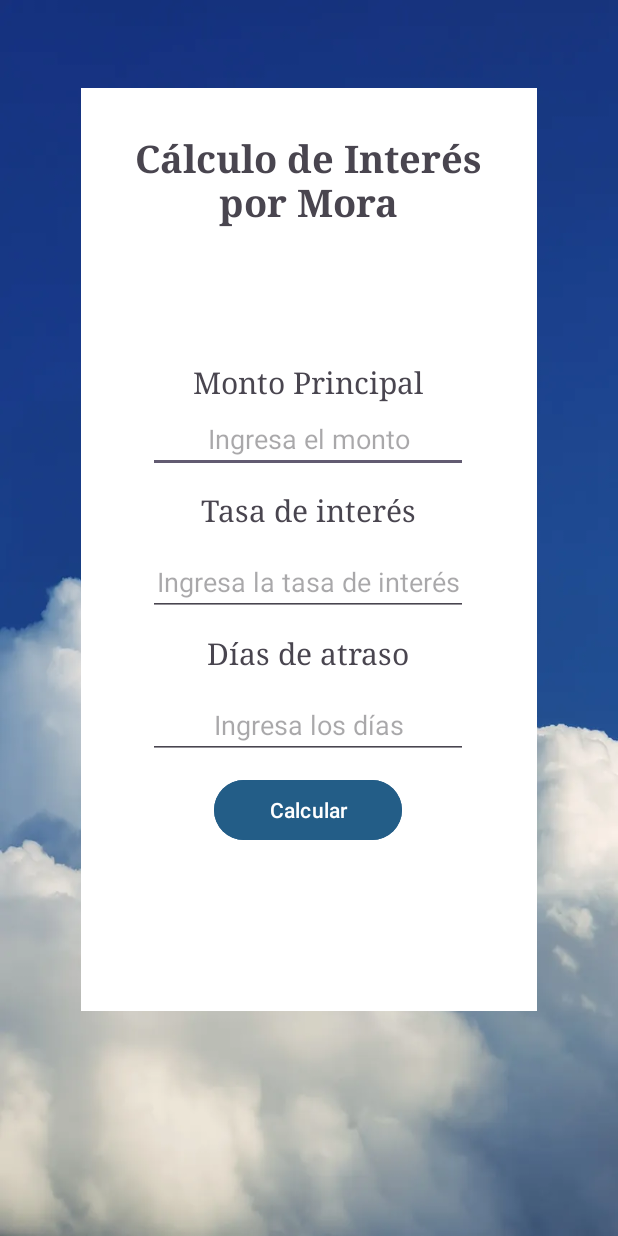
After one commit to Sutekibb/CacaTON, an Android app: the Calculator screen opened directly, with no data from a screen before it, on a phone screen of 412 x 824 dp. The commit adds this screen. Run offline under Robolectric (Android 15) with nearby library versions, the phone set to English and light mode, and no system bars; 1 statement that could not run was skipped.

Commit message:
Calculadora de Interés por Mora

```diff
--- a/app/src/main/AndroidManifest.xml
+++ b/app/src/main/AndroidManifest.xml
@@ -40,6 +40,12 @@
             android:name=".Registro"
             android:exported="true" >
         </activity>
+
+        <activity
+            android:name=".Calculator"
+            android:exported="true" >
+        </activity>
+
     </application>
 
 </manifest>
--- /dev/null
+++ b/app/src/main/java/com/example/ihm2/Calculator.java
@@ -0,0 +1,40 @@
+package com.example.ihm2;
+
+import android.os.Bundle;
+import android.view.View;
+import android.widget.Button;
+import android.widget.EditText;
+import android.widget.TextView;
+
+import androidx.appcompat.app.AppCompatActivity;
+
+public class Calculator extends AppCompatActivity {
+    private EditText amount, interest, days;
+    private TextView res;
+    private Button calcular;
+    @Override
+    protected void onCreate(Bundle savedInstanceState) {
+        super.onCreate(savedInstanceState);
+        setContentView(R.layout.activity_calculator);
+        amount = (EditText) findViewById(R.id.amount);
+        interest = (EditText) findViewById(R.id.interes_rate);
+        days = (EditText) findViewById(R.id.days);
+        calcular = (Button) findViewById(R.id.button_result);
+        res = (TextView) findViewById(R.id.resultado);
+
+        calcular.setOnClickListener(new View.OnClickListener() {
+            @Override
+            public void onClick(View view) {
+                double montoPrincipal = Double.parseDouble(amount.getText().toString());
+                double tasaInteres = Double.parseDouble(interest.getText().toString());
+                int diasAtraso = Integer.parseInt(days.getText().toString());
+
+                // Cálculo del interés por mora
+                double interesPorMora = montoPrincipal * (tasaInteres / 100) * (diasAtraso / 365.0);
+
+                // Mostrar el resultado
+                res.setText("Interés por Mora: $" + String.format("%.2f", interesPorMora));
+            }
+        });
+    }
+}
--- a/app/src/main/java/com/example/ihm2/Menu.java
+++ b/app/src/main/java/com/example/ihm2/Menu.java
@@ -3,13 +3,28 @@ import android.content.Intent;
 import android.os.Bundle;
 import android.view.View;
 import android.widget.Button;
+import android.widget.ImageButton;
 
 import androidx.appcompat.app.AppCompatActivity;
 
-public class Menu extends AppCompatActivity {
+public class Menu extends AppCompatActivity implements View.OnClickListener {
+
+    private ImageButton calculadora;
+
     @Override
     protected void onCreate(Bundle savedInstanceState) {
         super.onCreate(savedInstanceState);
         setContentView(R.layout.activity_menu);
+
+        calculadora = (ImageButton) findViewById(R.id.calculator_button);
+        calculadora.setOnClickListener(this);
+    }
+
+    @Override
+    public void onClick(View view) {
+        if (view.getId() == R.id.calculator_button) {
+            Intent intentCalculadora = new Intent(Menu.this, Calculator.class);
+            startActivity(intentCalculadora);
+        }
     }
 }
--- /dev/null
+++ b/app/src/main/res/layout/activity_calculator.xml
@@ -0,0 +1,131 @@
+<?xml version="1.0" encoding="utf-8"?>
+<androidx.constraintlayout.widget.ConstraintLayout xmlns:android="http://schemas.android.com/apk/res/android"
+    xmlns:app="http://schemas.android.com/apk/res-auto"
+    xmlns:tools="http://schemas.android.com/tools"
+    android:id="@+id/main"
+    android:layout_width="match_parent"
+    android:layout_height="match_parent"
+    android:background="@drawable/nubes3"
+    tools:context=".MainActivity">
+    <LinearLayout
+        android:layout_width="304dp"
+        android:layout_height="615dp"
+        android:layout_marginStart="-25dp"
+        android:layout_marginTop="-650dp"
+        android:layout_marginEnd="-35dp"
+        android:background="@color/white"
+        android:gravity="center"
+        android:orientation="vertical"
+        app:layout_constraintBottom_toTopOf="@+id/linearLayout"
+        app:layout_constraintEnd_toStartOf="@+id/linearLayout"
+        app:layout_constraintStart_toEndOf="@+id/linearLayout"
+        app:layout_constraintTop_toBottomOf="@+id/linearLayout">
+
+    </LinearLayout>
+
+    <LinearLayout
+        android:id="@+id/linearLayout"
+        android:layout_width="411dp"
+        android:layout_height="732dp"
+        android:orientation="vertical"
+        tools:layout_editor_absoluteY="1dp">
+
+        <TextView
+            android:id="@+id/textView"
+            android:layout_width="272dp"
+            android:layout_marginTop="80dp"
+            android:layout_marginBottom="80dp"
+            android:layout_height="80dp"
+            android:layout_gravity="center"
+            android:fontFamily="serif"
+            android:gravity="center"
+            android:text="Cálculo de Interés por Mora"
+            android:textSize="25sp"
+            android:textStyle="bold"/>
+
+        <TextView
+            android:id="@+id/monto"
+            android:layout_width="272dp"
+            android:layout_height="30dp"
+            android:layout_gravity="center"
+            android:fontFamily="serif"
+            android:gravity="center"
+            android:text="Monto Principal"
+            android:textSize="20sp" />
+
+        <EditText
+            android:id="@+id/amount"
+            android:layout_width="wrap_content"
+            android:layout_height="wrap_content"
+            android:layout_gravity="center"
+            android:ems="10"
+            android:gravity="center_horizontal"
+            android:hint="Ingresa el monto"
+            android:inputType="number"
+            android:textAlignment="center"
+            android:textColor="#7A000000" />
+
+        <TextView
+            android:id="@+id/tasa"
+            android:layout_width="272dp"
+            android:layout_height="50dp"
+            android:layout_gravity="center"
+            android:fontFamily="serif"
+            android:gravity="center"
+            android:text="Tasa de interés"
+            android:textSize="20sp" />
+
+        <EditText
+            android:id="@+id/interes_rate"
+            android:layout_width="wrap_content"
+            android:layout_height="wrap_content"
+            android:layout_gravity="center"
+            android:ems="10"
+            android:gravity="center"
+            android:hint="Ingresa la tasa de interés"
+            android:inputType="number"
+            android:textAlignment="center"
+            android:textColor="#8D000000" />
+
+        <TextView
+            android:id="@+id/late"
+            android:layout_width="272dp"
+            android:layout_height="50dp"
+            android:layout_gravity="center"
+            android:fontFamily="serif"
+            android:gravity="center"
+            android:text="Días de atraso"
+            android:textSize="20sp" />
+
+        <EditText
+            android:id="@+id/days"
+            android:layout_width="wrap_content"
+            android:layout_height="wrap_content"
+            android:layout_gravity="center"
+            android:ems="10"
+            android:gravity="center"
+            android:hint="Ingresa los días"
+            android:inputType="number"
+            android:textAlignment="center"
+            android:textColor="#8D000000" />
+
+        <Button
+            android:id="@+id/button_result"
+            android:layout_width="125dp"
+            android:layout_height="wrap_content"
+            android:layout_gravity="center"
+            android:layout_marginTop="10dp"
+            android:backgroundTint="#235D87"
+            android:text="Calcular" />
+
+        <TextView
+            android:id="@+id/resultado"
+            android:layout_width="272dp"
+            android:layout_height="80dp"
+            android:layout_gravity="center"
+            android:fontFamily="serif"
+            android:gravity="center"
+            android:textSize="20sp" />
+
+    </LinearLayout>
+</androidx.constraintlayout.widget.ConstraintLayout>
--- a/app/src/main/res/layout/activity_menu.xml
+++ b/app/src/main/res/layout/activity_menu.xml
@@ -34,7 +34,7 @@
             android:textSize="34sp" />
 
         <ImageButton
-            android:id="@+id/my_image_button"
+            android:id="@+id/button_documents"
             android:layout_width="90dp"
             android:layout_height="90dp"
             android:background="#235D87"
@@ -47,7 +47,7 @@
             android:src="@drawable/doc" />
 
         <ImageButton
-            android:id="@+id/my_image_button"
+            android:id="@+id/button_queries"
             android:layout_width="90dp"
             android:layout_height="90dp"
             android:layout_gravity="center"
@@ -62,7 +62,7 @@
 
 
         <ImageButton
-            android:id="@+id/my_image_button"
+            android:id="@+id/calculator_button"
             android:layout_width="90dp"
             android:layout_height="90dp"
             android:background="#235D87"
@@ -72,10 +72,10 @@
             android:layout_gravity="center"
             android:layout_marginLeft="-70dp"
             android:layout_marginTop="100dp"
-            android:src="@drawable/guardados" />
+            android:src="@drawable/calculator" />
 
         <ImageButton
-            android:id="@+id/my_image_button"
+            android:id="@+id/button_config"
             android:layout_width="90dp"
             android:layout_height="90dp"
             android:background="#235D87"
```
Also changed, not shown: app/src/main/res/drawable/calculator.png (added).
